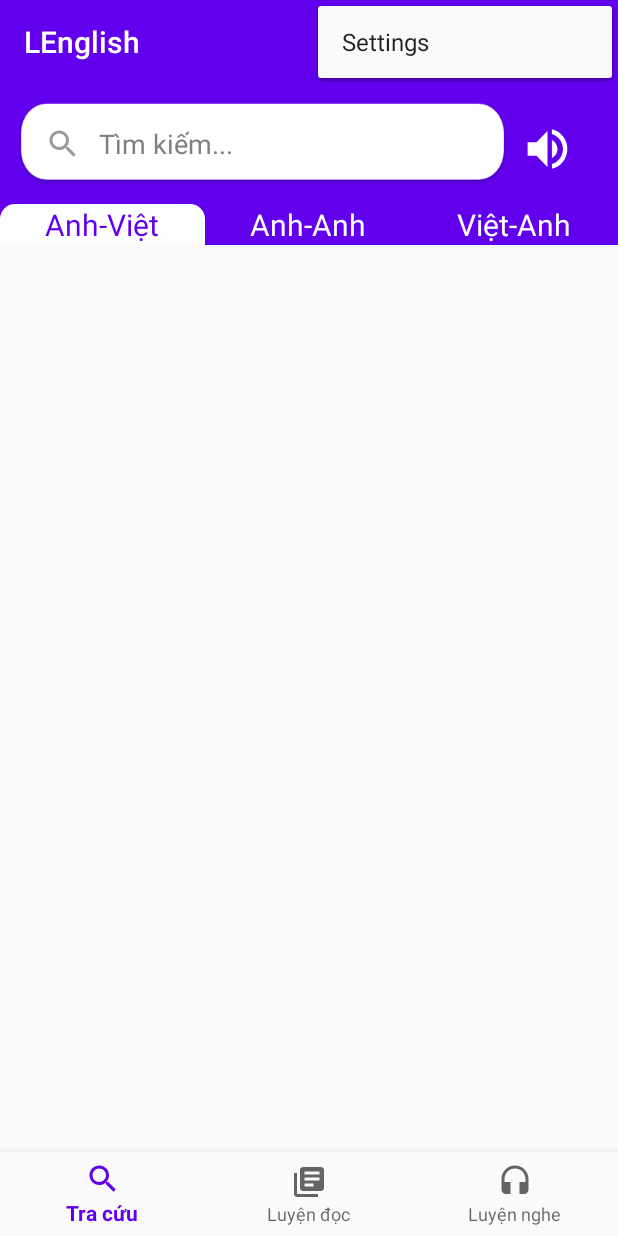
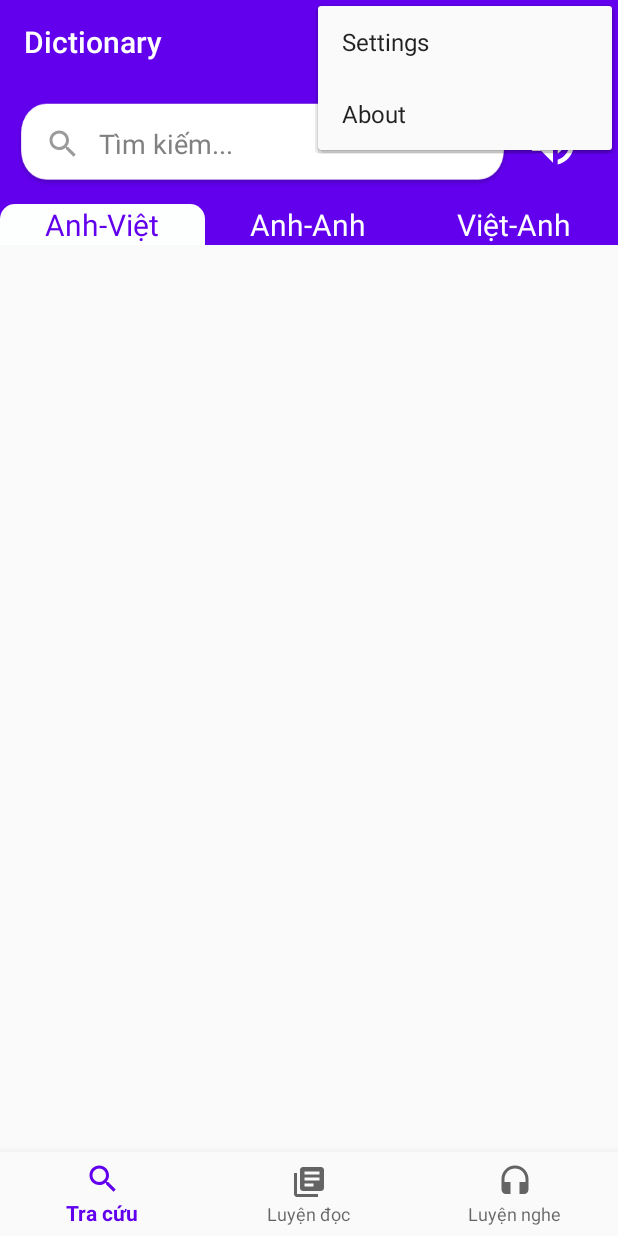
Before and after one commit to NguyenBaDat99/LTDD_TH71_Nhom8, an Android app: the screen it shows after launch (Main), with the options menu open, on a phone screen of 412 x 824 dp. Run offline under Robolectric (Android 15) with nearby library versions, the phone set to English and light mode, and no system bars.

Commit message:
Thêm Activity About

```diff
--- a/app/src/main/AndroidManifest.xml
+++ b/app/src/main/AndroidManifest.xml
@@ -11,6 +11,9 @@
         android:roundIcon="@mipmap/ic_launcher_round"
         android:supportsRtl="true"
         android:theme="@style/AppTheme">
+        <activity android:name=".AboutActivity" android:parentActivityName=".Main">
+
+        </activity>
         <activity android:name=".Main">
             <intent-filter>
                 <action android:name="android.intent.action.MAIN" />
--- a/app/src/main/java/com/example/dictionary/Main.java
+++ b/app/src/main/java/com/example/dictionary/Main.java
@@ -1,5 +1,8 @@
 package com.example.dictionary;
 
+import android.animation.Animator;
+import android.animation.AnimatorSet;
+import android.content.Intent;
 import android.os.Bundle;
 import android.util.Log;
 import android.view.Menu;
@@ -20,8 +23,6 @@ import com.google.android.material.bottomnavigation.BottomNavigationView;
 
 public class Main extends AppCompatActivity {
 
-    Toolbar toolbar;
-
     final Fragment fragmentLuyenNghe = new LuyenNgheFragment();
     final Fragment fragmentTraCuu = new TraCuuFragment();
     final Fragment fragmentLuyenDoc = new LuyenDocFragment();
@@ -34,8 +35,9 @@ public class Main extends AppCompatActivity {
         super.onCreate(savedInstanceState);
         setContentView(R.layout.activity_main);
 
-        toolbar = findViewById(R.id.toolbar);
-        setSupportActionBar(toolbar);
+        //toolbar = findViewById(R.id.toolbar);
+        //setSupportActionBar(toolbar);
+        getSupportActionBar().setElevation(0);
 
         //bottom_Navigation_Menu
         BottomNavigationView bottomNavigationView = findViewById(R.id.bottom_navigation);
@@ -60,6 +62,11 @@ public class Main extends AppCompatActivity {
         switch (id){
             case R.id.action_settings:
                 return true;
+            case R.id.action_about:
+            {
+                Intent intent = new Intent(Main.this, AboutActivity.class);
+                startActivity(intent);
+            }
         }
         return super.onOptionsItemSelected(item);
     }
--- a/app/src/main/res/layout/activity_main.xml
+++ b/app/src/main/res/layout/activity_main.xml
@@ -7,29 +7,11 @@
     android:layout_height="match_parent"
     tools:context=".Main">
 
-    <com.google.android.material.appbar.AppBarLayout
-        android:id="@+id/appBarLayout"
-        android:layout_width="match_parent"
-        android:layout_height="wrap_content"
-        app:elevation="0dp"
-        android:theme="@style/ThemeOverlay.AppCompat.Dark.ActionBar">
-
-        <androidx.appcompat.widget.Toolbar
-            android:id="@+id/toolbar"
-            android:layout_width="match_parent"
-            android:layout_height="?attr/actionBarSize"
-            android:background="?attr/colorPrimary"
-            app:title="LEnglish"
-            app:popupTheme="@style/ThemeOverlay.AppCompat.Light"/>
-
-    </com.google.android.material.appbar.AppBarLayout>
-
     <RelativeLayout
         android:id="@+id/fragmentHienThi"
         android:layout_width="match_parent"
         android:layout_height="match_parent"
-        android:layout_above="@id/bottom_navigation"
-        android:layout_below="@id/appBarLayout"/>
+        android:layout_above="@id/bottom_navigation"/>
 
     <com.google.android.material.bottomnavigation.BottomNavigationView
         android:id="@+id/bottom_navigation"
--- a/app/src/main/res/layout/fragment_luyen_nghe.xml
+++ b/app/src/main/res/layout/fragment_luyen_nghe.xml
@@ -9,7 +9,6 @@
     android:background="#000000"
     android:id="@+id/bmp_programme_ll"
     android:orientation="vertical">
-
 
 
     <LinearLayout
@@ -90,6 +89,7 @@
                 android:layout_marginBottom="15dp"
                 android:background="@drawable/ted_logo"
                 android:scaleY="1"
+                style="?android:attr/borderlessButtonStyle"
                 />
 
             <Button
@@ -102,6 +102,7 @@
                 android:layout_marginBottom="10dp"
                 android:background="@drawable/youtube_logo"
                 android:scaleY="1"
+                style="?android:attr/borderlessButtonStyle"
                 />
 
             <Button
@@ -114,6 +115,7 @@
                 android:layout_marginBottom="10dp"
                 android:background="@drawable/bbc_logo"
                 android:scaleY="1"
+                style="?android:attr/borderlessButtonStyle"
                 />
 
         </LinearLayout>
--- a/app/src/main/res/layout/fragment_tra_cuu.xml
+++ b/app/src/main/res/layout/fragment_tra_cuu.xml
@@ -32,10 +32,10 @@
 
         <Button
             android:id="@+id/btn_play"
-            android:layout_width="35dp"
-            android:layout_height="36dp"
-            android:layout_marginLeft="7dp"
-            android:layout_marginTop="25dp"
+            android:layout_width="37dp"
+            android:layout_height="37dp"
+            android:layout_marginLeft="10dp"
+            android:layout_marginTop="21dp"
             style="?android:attr/borderlessButtonStyle"
             android:background="@drawable/ic_volume_up_black_24dp"
             app:layout_constraintEnd_toEndOf="parent"
--- a/app/src/main/res/menu/search.xml
+++ b/app/src/main/res/menu/search.xml
@@ -6,4 +6,8 @@
         android:id="@+id/action_settings"
         android:orderInCategory="100"
         android:title="Settings"/>
+    <item
+        android:id="@+id/action_about"
+        android:orderInCategory="200"
+        android:title="About"/>
 </menu>
--- a/app/src/main/res/values/styles.xml
+++ b/app/src/main/res/values/styles.xml
@@ -1,15 +1,11 @@
 <resources>
 
     <!-- Base application theme. -->
-    <style name="AppTheme" parent="Theme.AppCompat.Light.NoActionBar">
+    <style name="AppTheme" parent="Theme.AppCompat.Light.DarkActionBar">
         <!-- Customize your theme here. -->
         <item name="colorPrimary">@color/colorPrimary</item>
         <item name="colorPrimaryDark">@color/colorPrimaryDark</item>
         <item name="colorAccent">@color/colorAccent</item>
-
-
-        <item name="windowActionBar">false</item>
-        <item name="windowNoTitle">true</item>
     </style>
 
     <style name="SearchTextViewTheme" parent="android:Theme.Holo.Light.DarkActionBar">
```
Also changed, not shown: app/src/main/java/com/example/dictionary/AboutActivity.java (added, +18 -0 lines), app/src/main/res/layout/activity_about.xml (added, +11 -0 lines).
